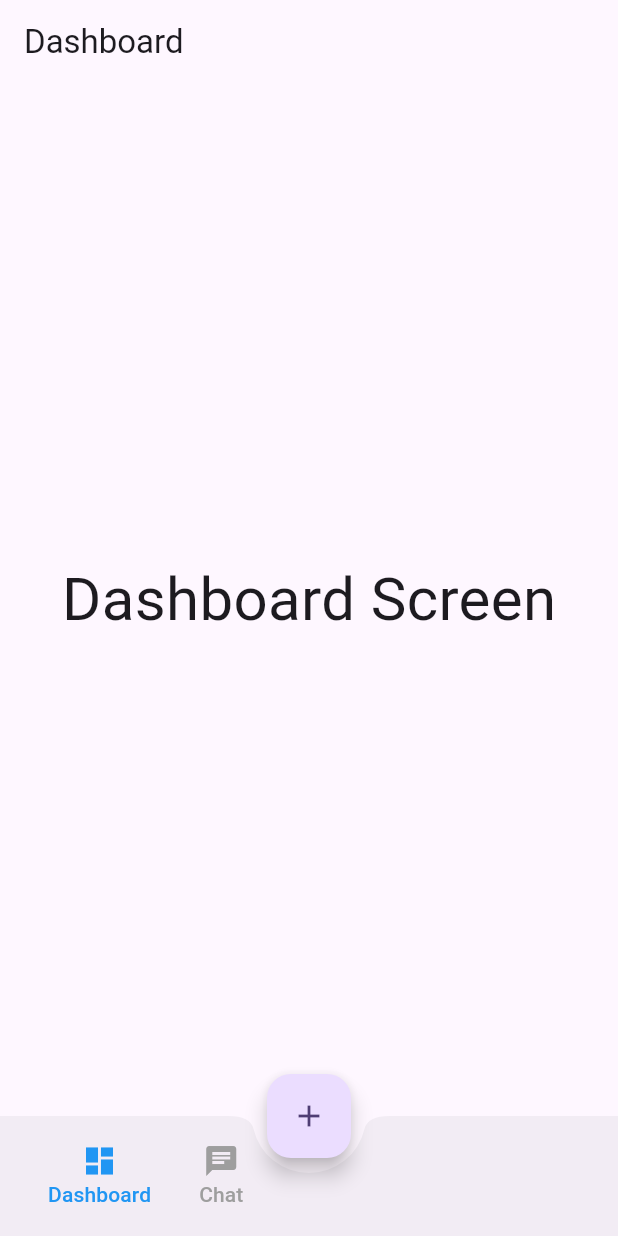
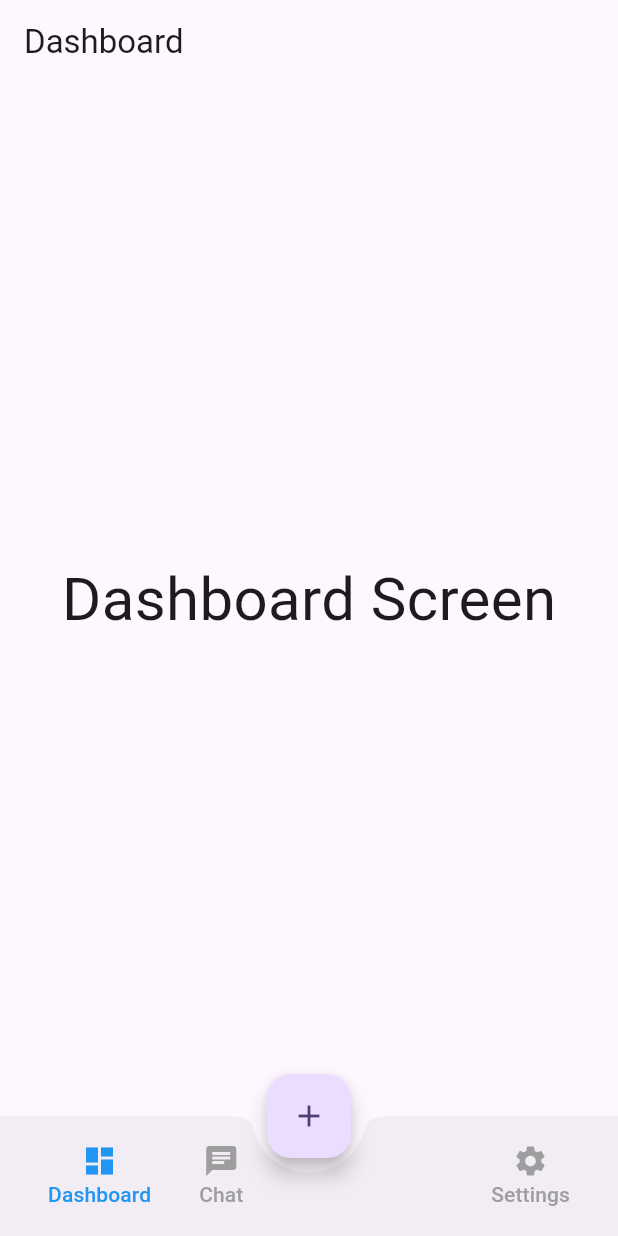
Before and after one commit to WillyAgustri/Flutter-FAB-Navigation, a Flutter app: the screen it shows after launch, on a phone screen of 412 x 824 dp. Run offline on Flutter 3.47's test engine with Material 3 defaults, Android fonts, the phone set to English and light mode, and no system bars.

```diff
--- a/lib/home.dart
+++ b/lib/home.dart
@@ -34,9 +34,9 @@ class _HomeState extends State<Home> {
       ),
       floatingActionButtonLocation: FloatingActionButtonLocation.centerDocked,
       bottomNavigationBar: BottomAppBar(
-          shape: CircularNotchedRectangle(),
+          shape: const CircularNotchedRectangle(),
           notchMargin: 10,
-          child: Container(
+          child: SizedBox(
               height: 60,
               child: Row(
                 mainAxisAlignment: MainAxisAlignment.spaceBetween,
@@ -46,7 +46,7 @@ class _HomeState extends State<Home> {
                       minWidth: 40,
                       onPressed: () {
                         setState(() {
-                          currentScreen = Dashboard();
+                          currentScreen = const Dashboard();
                           currentTab = 0;
                         });
                       },
@@ -70,7 +70,7 @@ class _HomeState extends State<Home> {
                       minWidth: 40,
                       onPressed: () {
                         setState(() {
-                          currentScreen = Chat();
+                          currentScreen = const Chat();
                           currentTab = 1;
                         });
                       },
@@ -89,8 +89,37 @@ class _HomeState extends State<Home> {
                                       : Colors.grey),
                             )
                           ]),
-                    )
-                  ])
+                    ),
+                  ]),
+                  Row(
+                    crossAxisAlignment: CrossAxisAlignment.end,
+                    children: [
+                      MaterialButton(
+                        minWidth: 40,
+                        onPressed: () {
+                          setState(() {
+                            currentScreen = const Setting();
+                            currentTab = 3;
+                          });
+                        },
+                        child: Column(
+                            mainAxisAlignment: MainAxisAlignment.center,
+                            children: [
+                              Icon(Icons.settings,
+                                  color: currentTab == 3
+                                      ? Colors.blue
+                                      : Colors.grey),
+                              Text(
+                                'Settings',
+                                style: TextStyle(
+                                    color: currentTab == 3
+                                        ? Colors.blue
+                                        : Colors.grey),
+                              )
+                            ]),
+                      ),
+                    ],
+                  )
                 ],
               ))),
     );
```
